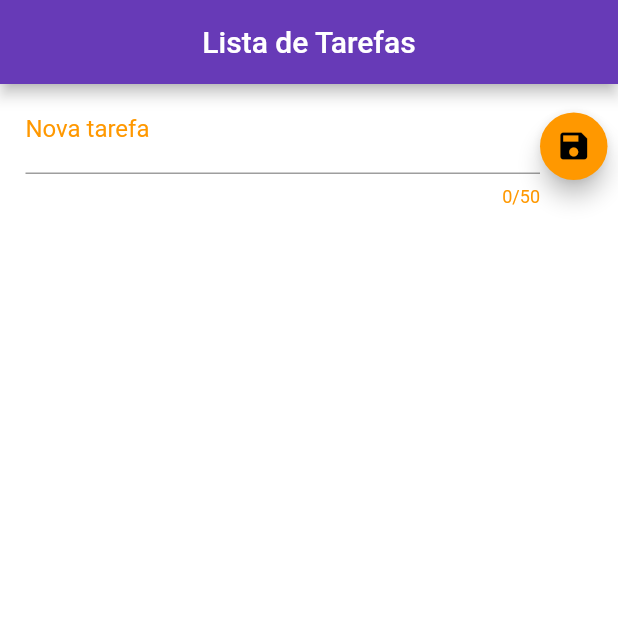
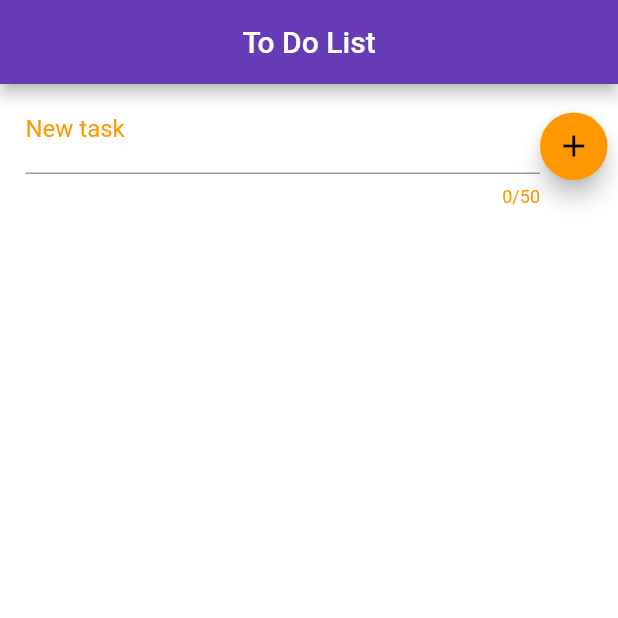
Before and after one commit to HigorRoc/ToDoList, a Flutter app: the screen it shows after launch, on a phone screen of 412 x 824 dp, the top half of it. Run offline on Flutter 3.47's test engine with Material 2 defaults, Android fonts, the light colour scheme and no system bars.

Commit message:
Modify project

```diff
--- a/lib/main.dart
+++ b/lib/main.dart
@@ -5,7 +5,7 @@ import 'package:to_do_list/telas/home.dart';
 void main() {
   runApp(MaterialApp(
     debugShowCheckedModeBanner: false,
-    title: 'Lista de tarefas',
+    title: 'To Do List ',
     home: Home(),
     themeMode: ThemeMode.system, // tema atual do smartphone
     theme: lightTheme(),
--- a/lib/telas/home.dart
+++ b/lib/telas/home.dart
@@ -97,7 +97,7 @@ class _HomeState extends State<Home> {
         value: _toDoList[index]["realizado"],
         secondary: CircleAvatar(
           child: Icon(
-            _toDoList[index]["realizado"] ? Icons.check : Icons.error,
+            _toDoList[index]["realizado"] ? Icons.check : Icons.bubble_chart,
             color: Theme.of(context).iconTheme.color,
           ),
           backgroundColor: Theme.of(context).primaryColor,
@@ -123,9 +123,9 @@ class _HomeState extends State<Home> {
         });
         // ação de desfazer
         final snack = SnackBar(
-          content: Text("Tarefa \"${_lastRemoved["titulo"]}\" apagada!"),
+          content: Text("Task \"${_lastRemoved["titulo"]}\" deleted!"),
           action: SnackBarAction(
-              label: "Desfazer",
+              label: "Recover",
               onPressed: () {
                 setState(() {
                   _toDoList.insert(_indexLastRemoved, _lastRemoved);
@@ -145,7 +145,7 @@ class _HomeState extends State<Home> {
   Widget build(BuildContext context) {
     return Scaffold(
       appBar: AppBar(
-        title: Text("Lista de Tarefas"),
+        title: Text("To Do List"),
         centerTitle: true,
       ),
       body: Builder(
@@ -159,17 +159,20 @@ class _HomeState extends State<Home> {
                       child: TextField(
                     controller: _toDoController,
                     maxLength: 50,
-                    decoration: InputDecoration(labelText: "Nova tarefa"),
+                    decoration: InputDecoration(labelText: "New task"),
                   )),
                   Container(
                     height: 45.0,
                     width: 45.0,
                     child: FloatingActionButton(
-                      child: Icon(Icons.save),
+                      child: Icon(
+                        Icons.add_outlined,
+                        color: Colors.black,
+                        ),
                       onPressed: () {
                         if (_toDoController.text.isEmpty) {
                           final alerta = SnackBar(
-                            content: Text('Não pode ser vazia!'),
+                            content: Text('It cannot be empty!'),
                             duration: Duration(seconds: 4),
                             action: SnackBarAction(
                               label: 'Ok',
```
Also changed, not shown: 2 other files.
